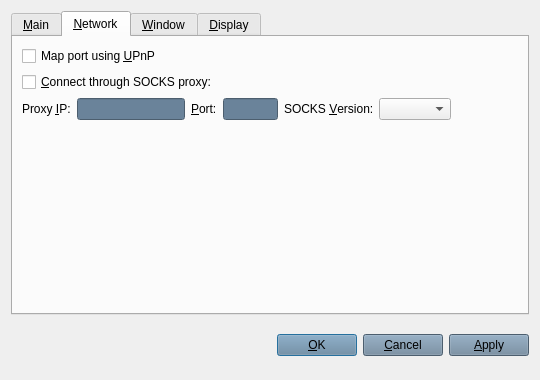
Old version of the form src/qt/forms/optionsdialog.ui in the repository DevelCurrency/AztecCoin.
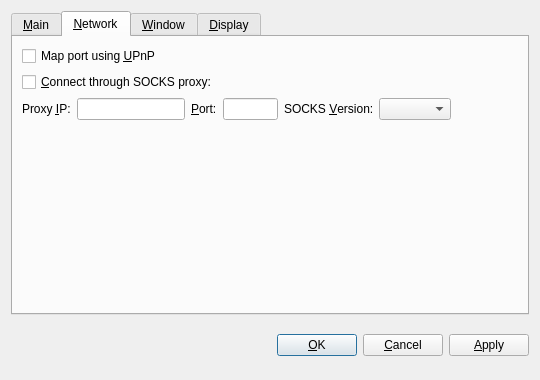
New version of the form. The open tabs and pages were chosen to show the change. Icons and pictures are not drawn. Custom widgets are drawn as their Qt base class.

```diff
--- a/src/qt/forms/optionsdialog.ui
+++ b/src/qt/forms/optionsdialog.ui
@@ -229,7 +229,7 @@
             <string>IP address of the proxy (e.g. 127.0.0.1)</string>
            </property>
            <property name="styleSheet">
-            <string notr="true">background-color: rgb(106, 131, 154);</string>
+            <string notr="true"/>
            </property>
           </widget>
          </item>
@@ -261,7 +261,7 @@
             <string>Port of the proxy (e.g. 9050)</string>
            </property>
            <property name="styleSheet">
-            <string notr="true">background-color: rgb(106, 131, 154);</string>
+            <string notr="true"/>
            </property>
           </widget>
          </item>
@@ -529,7 +529,7 @@
      <item>
       <widget class="QPushButton" name="okButton">
        <property name="styleSheet">
-        <string notr="true">background-color: rgb(106, 131, 154);background-image: url(:/images/bgbfree);</string>
+        <string notr="true"/>
        </property>
        <property name="text">
         <string>&amp;OK</string>
@@ -539,7 +539,7 @@
      <item>
       <widget class="QPushButton" name="cancelButton">
        <property name="styleSheet">
-        <string notr="true">background-color: rgb(106, 131, 154);background-image: url(:/images/bgbfree);</string>
+        <string notr="true"/>
        </property>
        <property name="text">
         <string>&amp;Cancel</string>
@@ -552,7 +552,7 @@
      <item>
       <widget class="QPushButton" name="applyButton">
        <property name="styleSheet">
-        <string notr="true">background-color: rgb(106, 131, 154);background-image: url(:/images/bgbfree);</string>
+        <string notr="true"/>
        </property>
        <property name="text">
         <string>&amp;Apply</string>
@@ -573,16 +573,16 @@
    <header>bitcoinamountfield.h</header>
    <container>1</container>
   </customwidget>
-  <customwidget>
-   <class>QValueComboBox</class>
-   <extends>QComboBox</extends>
-   <header>qvaluecombobox.h</header>
-  </customwidget>
   <customwidget>
    <class>QValidatedLineEdit</class>
    <extends>QLineEdit</extends>
    <header>qvalidatedlineedit.h</header>
   </customwidget>
+  <customwidget>
+   <class>QValueComboBox</class>
+   <extends>QComboBox</extends>
+   <header>qvaluecombobox.h</header>
+  </customwidget>
  </customwidgets>
  <resources/>
  <connections/>
```
Left out of the diff: 6 changed lines with no effect on the pictures.
